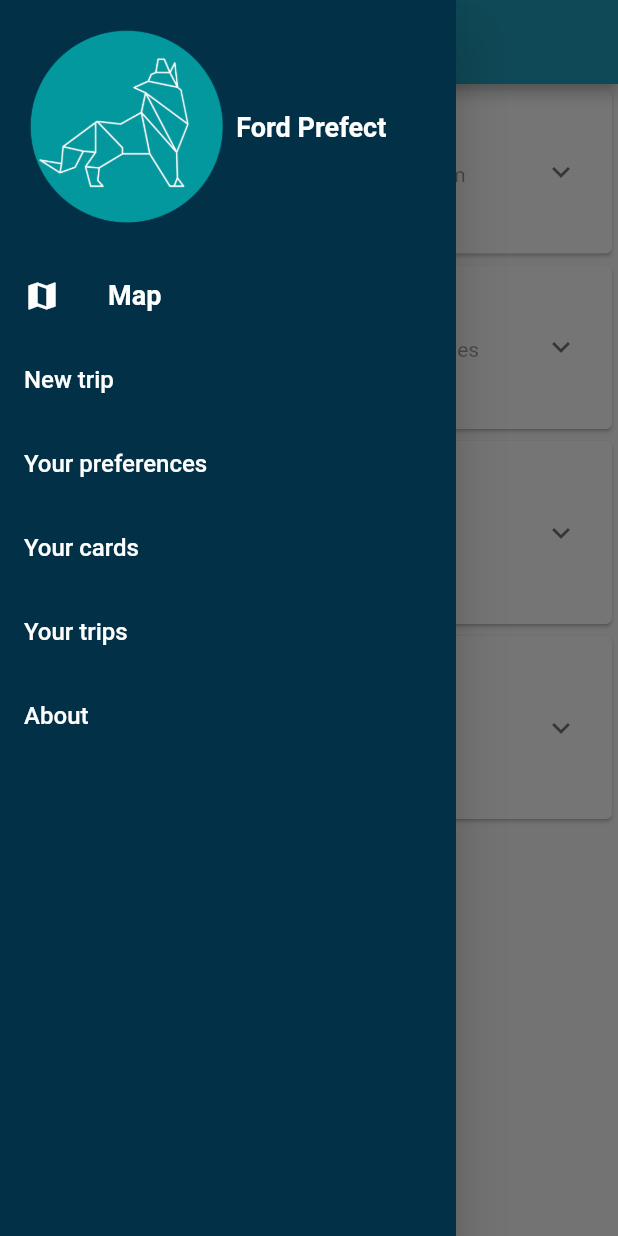
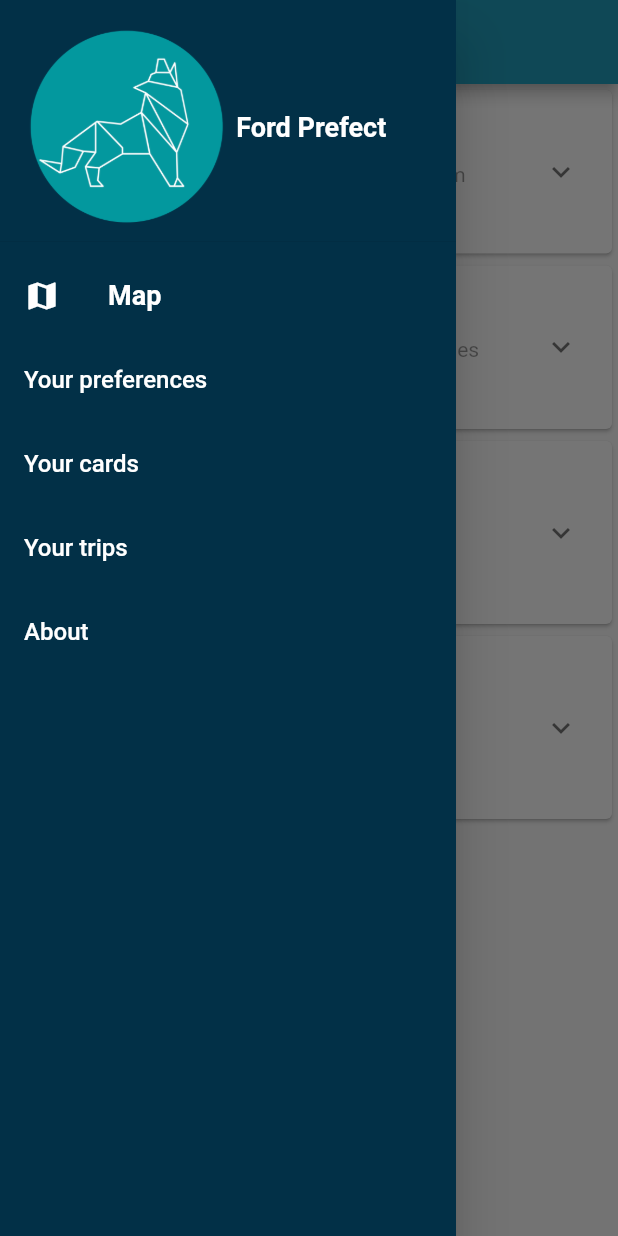
Before and after one commit to Trip-It/trip-it, a Flutter app: the AboutScreen screen opened by its route, with the side drawer open, on a phone screen of 412 x 824 dp. Run offline on Flutter 3.47's test engine with Material 2 defaults, Android fonts, the light colour scheme and no system bars; our stand-ins replace auto_size_text, flutter_map, geolocator, latlong, sqflite, webview_flutter; missing offline and left inert: flutter_fluid_slider, nominatim_location_picker; accounts and stored records are empty.

Commit message:
Email and delete New Trip

```diff
--- a/lib/main.dart
+++ b/lib/main.dart
@@ -13,7 +13,9 @@ import 'package:trip_it_app/screens/test.dart';
 import 'package:provider/provider.dart';
 import 'package:trip_it_app/screens/trip.dart';
 
-void main() => runApp(MyApp());
+void main() {
+  runApp(MyApp());
+}
 
 class MyApp extends StatelessWidget {
   // This widget is the root of your application.
@@ -68,7 +70,6 @@ class MyApp extends StatelessWidget {
             AboutScreen.routeName: (context) => AboutScreen(),
             TestScreen.routeName: (context) => TestScreen(),
             AddCardScreen.routeName: (context) => AddCardScreen(),
-            NewTripScreen.routeName: (context) => NewTripScreen(),
             ModifyProfileScreen.routeName: (context) => ModifyProfileScreen(myProfile.getId(), myProfile.getFirstName(), myProfile.getLastName(), myProfile.getPicture()),
           },
         )
--- a/lib/screens/trip.dart
+++ b/lib/screens/trip.dart
@@ -14,9 +14,7 @@ class TripScreen extends StatelessWidget {
           title: Text("Your Trips"),
         ),
         drawer: DrawerWidget(),
-        body: Center(child: Consumer<Profile>(//                  <--- Consumer
-            builder: (context, myModel, child) {
-          return Text(myModel.toString());
-        })));
+        body: Center()
+        );
   }
 }
--- a/lib/widgets/about_list_view.dart
+++ b/lib/widgets/about_list_view.dart
@@ -4,9 +4,11 @@ import 'package:trip_it_app/screens/cards.dart';
 import 'package:trip_it_app/screens/preferences.dart';
 import 'package:trip_it_app/screens/profiles.dart';
 import 'package:trip_it_app/theme.dart';
+import 'package:url_launcher/url_launcher.dart';
 
 class AboutWidget extends StatelessWidget {
   int selected = -1;
+
   @override
   Widget build(BuildContext context) {
     final titles = [
@@ -33,7 +35,7 @@ class AboutWidget extends StatelessWidget {
     final descriptions = [
       'The Trip It! team is composed by 7 students from the engineering school Grenoble INP - Ense3, France.We worked all together in order to provide you the best route planner app for EVs.[Names]',
       'We are convinced that one\'s privacy must be respected, this is why your data is only stored locally on your phone. The only data which we could get is the anonymous feedback you decide to send or not after each trip. (This feedback allows us to refine the estimation calculations.)This is the aim emphasized by Better World Initiative.',
-      'Don\'t hesitate to give us feedback or any suggestions concerning our application via : Mail Adress Contact Yves Maréchal ?',
+      'Don\'t hesitate to give us feedback or any suggestions concerning our application via this email: ',
       'The project is using an Aapache 2.0 License.'];
 
     return ListView.builder(
@@ -47,14 +49,40 @@ class AboutWidget extends StatelessWidget {
                     top: 24.0, left: 6.0, right: 6.0, bottom: 24.0),
                 child: ExpansionTile(
                     title: Text(
-                                titles[index], style: TextStyle(fontWeight: FontWeight.bold)),
-                            subtitle: Text(subtitles[index], style: TextStyle(color: Colors.black.withOpacity(0.4))),
+                        titles[index],
+                        style: TextStyle(fontWeight: FontWeight.bold)),
+                    subtitle: Text(subtitles[index],
+                        style: TextStyle(color: Colors.black.withOpacity(0.4))),
                     leading: Image.asset(icons[index], height: 100, width: 100),
                     children: <Widget>[
                       Padding(
                         padding: EdgeInsets.only(
                             top: 24.0, left: 15.0, right: 15.0, bottom: 24.0),
-                                 child: Text(descriptions[index],style: TextStyle(color: Colors.black.withOpacity(0.4)),textAlign: TextAlign.justify),
+                        child:
+                        (index == 2) ?
+                        Column(
+                          children: <Widget>[
+                            Text(descriptions[index], style: TextStyle(
+                                color: Colors.black.withOpacity(0.4)),
+                                textAlign: TextAlign.justify),
+
+                            RaisedButton(
+                              onPressed: _launchURL,
+                              textColor: Colors.white,
+                              color: TripItColors.primaryLightBlue,
+                              shape: RoundedRectangleBorder(
+                                  borderRadius: BorderRadius.circular(18.0),
+                                  side: BorderSide(color: TripItColors.primaryLightBlue)
+                              ),
+                              child: Text('Send email'),
+                            ),
+
+                          ],)
+                            : Text(
+                            descriptions[index], style: TextStyle(color: Colors
+                            .black.withOpacity(0.4)),
+                            textAlign: TextAlign.justify),
+
                       )
                     ]),
               ),
@@ -64,4 +92,13 @@ class AboutWidget extends StatelessWidget {
       },
     );
   }
+
+  _launchURL() async {
+    const url = 'mailto:trip-it.ense3@listes-ense3.grenoble-inp.fr?subject=TripIt!%20user%20feedback&body=';
+    if (await canLaunch(url)) {
+      await launch(url);
+    } else {
+      throw 'Could not launch $url';
     }
+  }
+}
--- a/lib/widgets/drawer.dart
+++ b/lib/widgets/drawer.dart
@@ -101,21 +101,7 @@ class DrawerWidget extends StatelessWidget {
               ),
               color: TripItColors.primaryDarkBlue,
             ),
-            Container(
-              child: ListTile(
-                title: Text(
-                  'New trip',
-                  style: TextStyle(
-                    color: Colors.white,
-                    fontSize: 16.0,
-                  ),
-                ),
-                onTap: () {
-                  Navigator.popAndPushNamed(context, NewTripScreen.routeName);
-                },
-              ),
-              color: TripItColors.primaryDarkBlue,
-            ),
+
             Container(
               child: ListTile(
                 title: Text(
```
Also changed, not shown: lib/services/call_and_messages_service.dart (added, +7 -0 lines), 3 other files. Lines whose indentation alone changed are shown as unchanged.
